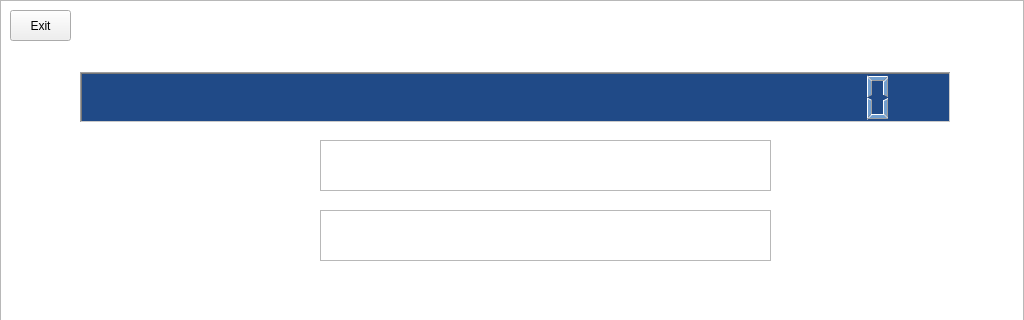
Old version of the form mainwindow.ui in the repository swodaemkram/aces; both pictures show x 0 to 1024 and y 0 to 320 of the 1024 by 768 pixel window.
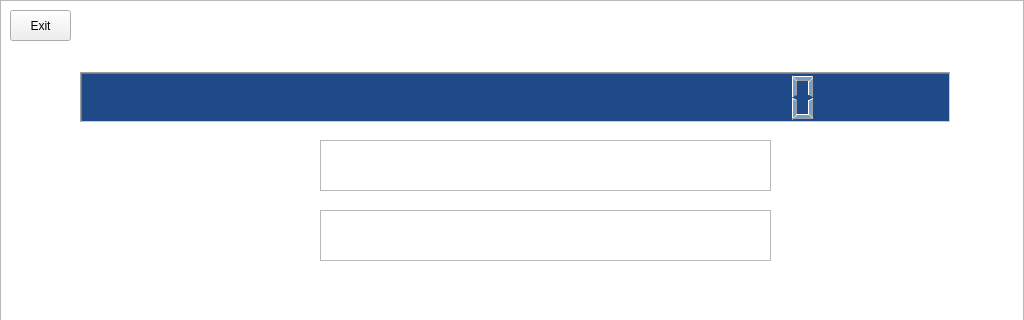
New version of the form.

What changed in the file:
```diff
--- a/mainwindow.ui
+++ b/mainwindow.ui
@@ -1641,7 +1641,7 @@
      <bool>false</bool>
     </property>
     <property name="digitCount">
-     <number>30</number>
+     <number>24</number>
     </property>
     <property name="segmentStyle">
      <enum>QLCDNumber::Filled</enum>
```
